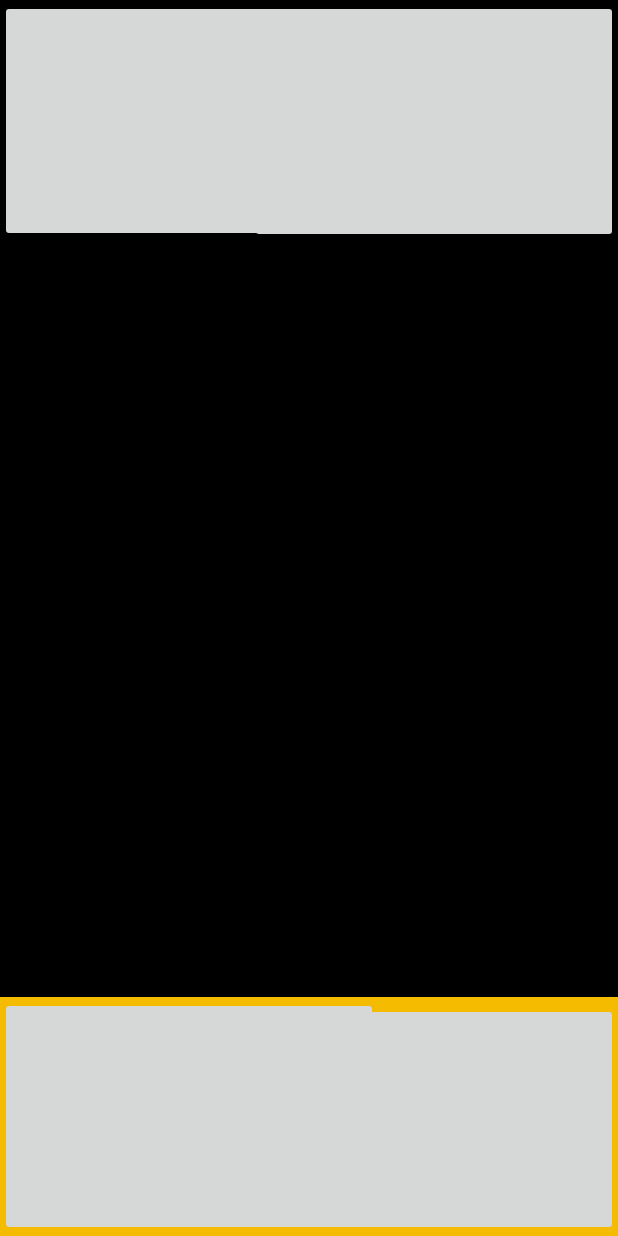
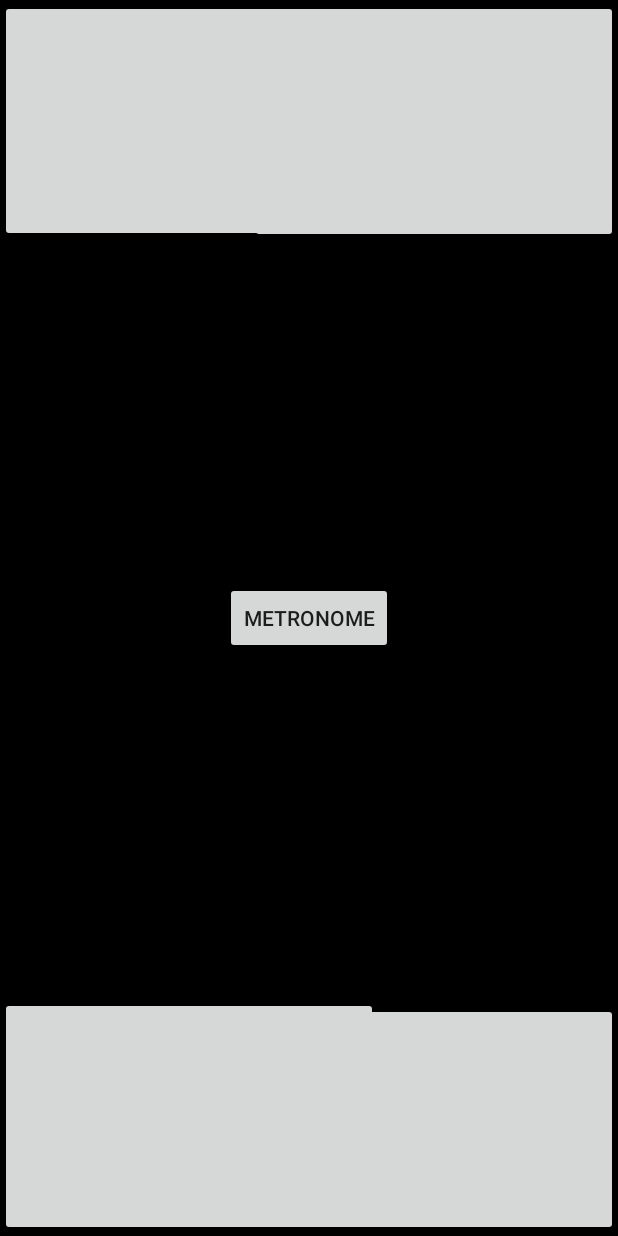
Before and after one commit to jsjqian/TapJam, an Android app: the layout activity_drum.xml on its own in the app's theme, with its tools: preview values and no code run, on a phone screen of 412 x 824 dp. Run offline under Robolectric (Android 15) with nearby library versions, the phone set to English and light mode, and no system bars.

Commit message:
pre george

```diff
--- a/app/build.gradle
+++ b/app/build.gradle
@@ -22,7 +22,8 @@ android {
 dependencies {
     compile fileTree(dir: 'libs', include: ['*.jar'])
     testCompile 'junit:junit:4.12'
-    compile 'com.android.support:appcompat-v7:23.1.1'
-    compile 'com.android.support:support-v4:23.1.1'
+    compile 'com.android.support:appcompat-v7:23.3.0'
+    compile 'com.android.support:support-v4:23.3.0'
     compile 'com.google.android.gms:play-services-appindexing:8.1.0'
+    compile 'com.android.support:design:23.3.0'
 }
--- a/app/src/main/res/layout/activity_drum.xml
+++ b/app/src/main/res/layout/activity_drum.xml
@@ -12,7 +12,7 @@
         <LinearLayout android:id="@+id/fullscreen_content_controls" style="?metaButtonBarStyle"
             android:layout_width="match_parent" android:layout_height="wrap_content"
             android:layout_gravity="bottom|center_horizontal"
-            android:background="@color/black_overlay" android:orientation="horizontal"
+            android:orientation="horizontal"
             tools:ignore="UselessParent">
 
             <ImageButton
@@ -38,14 +38,13 @@
             android:id="@+id/hihat"
             android:layout_gravity="right|top" />
 
-        <TextView
-            android:layout_width="54dp"
-            android:layout_height="270dp"
-            android:text="D\nR\nU\nM\nS\n"
-            android:id="@+id/textView"
-            android:layout_gravity="center"
-            android:textAlignment="center"
-            android:textSize="45dp" />
+        <Button
+            style="?android:attr/buttonStyleSmall"
+            android:layout_width="wrap_content"
+            android:layout_height="wrap_content"
+            android:text="Metronome"
+            android:id="@+id/metronome"
+            android:layout_gravity="center" />
 
 
     </FrameLayout>
--- a/app/src/main/res/values/dimens.xml
+++ b/app/src/main/res/values/dimens.xml
@@ -2,4 +2,6 @@
     <!-- Default screen margins, per the Android Design guidelines. -->
     <dimen name="activity_horizontal_margin">0dp</dimen>
     <dimen name="activity_vertical_margin">0dp</dimen>
+    <dimen name="fab_margin">16dp</dimen>
+    <dimen name="appbar_padding_top">8dp</dimen>
 </resources>
--- a/app/src/main/res/values/strings.xml
+++ b/app/src/main/res/values/strings.xml
@@ -10,4 +10,7 @@
     <string name="title_activity_guitar">GuitarActivity</string>
 
     <string name="title_activity_synth">Synth</string>
+    <string name="title_activity_synthesizer">Synthesizer</string>
+    <string name="action_settings">Settings</string>
+    <string name="section_format">Hello World from section: %1$d</string>
 </resources>
```
Also changed, not shown: app/src/main/AndroidManifest.xml (+14 -23 lines), app/src/main/java/com/example/jack/tapjam/DrumActivity.java (+51 -10 lines), app/src/main/res/values/styles.xml (+9 -0 lines), 2 other files.
